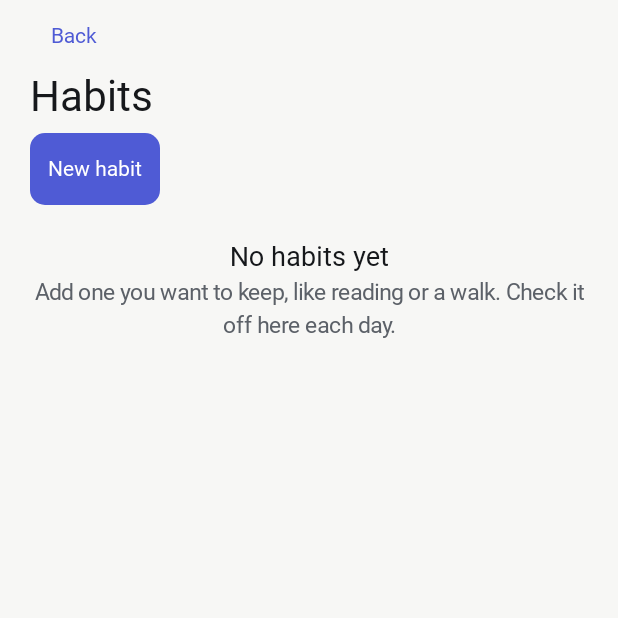
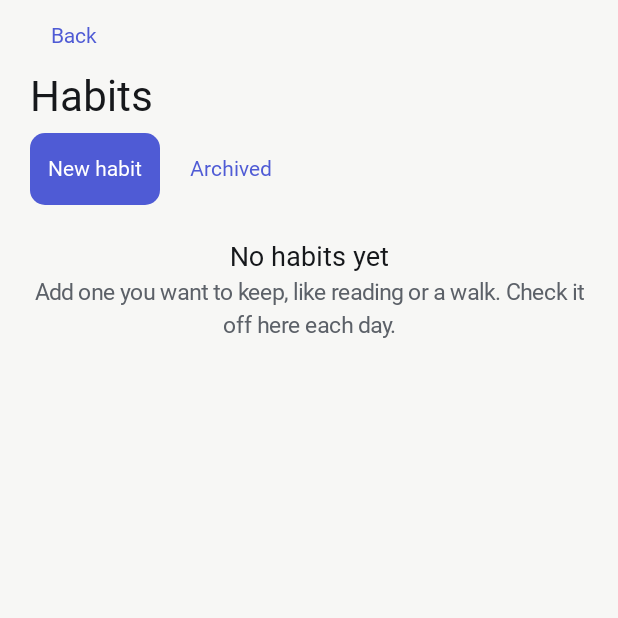
Before and after one commit to thesasan1/app, an Android app built with Jetpack Compose: the HabitsTodayRoute screen opened through its navigation route, on a phone screen of 412 x 824 dp, the top half of it. Run offline under Robolectric (Android 15) with nearby library versions, the phone set to English and light mode, and no system bars; our stand-ins replace Dagger/Hilt's generated code, Room's generated code; Roboto replaces fonts that are not available here.

Commit message:
feat(habits): archived habits shelf (#44)
Co-authored-by: thesasan1 <360538443+thesasan1@users.noreply.github.com>

```diff
--- a/android/feature/habits/src/main/kotlin/com/thesasan1/app/feature/habits/ui/HabitsNavigation.kt
+++ b/android/feature/habits/src/main/kotlin/com/thesasan1/app/feature/habits/ui/HabitsNavigation.kt
@@ -9,8 +9,18 @@ import kotlinx.serialization.Serializable
 @Serializable
 data object HabitsTodayRoute
 
+/** Archived habits, reached from today's list. */
+@Serializable
+data object HabitsArchiveRoute
+
 fun NavController.navigateToHabits() = navigate(HabitsTodayRoute)
 
 fun NavGraphBuilder.habitsScreens(navController: NavController) {
-    composable<HabitsTodayRoute> { HabitsTodayRoute(onBack = { navController.popBackStack() }) }
+    composable<HabitsTodayRoute> {
+        HabitsTodayRoute(
+            onBack = { navController.popBackStack() },
+            onOpenArchive = { navController.navigate(HabitsArchiveRoute) },
+        )
+    }
+    composable<HabitsArchiveRoute> { HabitsArchiveRoute(onBack = { navController.popBackStack() }) }
 }
--- a/android/feature/habits/src/main/kotlin/com/thesasan1/app/feature/habits/ui/HabitsScreen.kt
+++ b/android/feature/habits/src/main/kotlin/com/thesasan1/app/feature/habits/ui/HabitsScreen.kt
@@ -5,6 +5,7 @@ import androidx.compose.foundation.layout.Column
 import androidx.compose.foundation.layout.ExperimentalLayoutApi
 import androidx.compose.foundation.layout.FlowRow
 import androidx.compose.foundation.layout.PaddingValues
+import androidx.compose.foundation.layout.Row
 import androidx.compose.foundation.layout.fillMaxSize
 import androidx.compose.foundation.layout.fillMaxWidth
 import androidx.compose.foundation.layout.padding
@@ -47,13 +48,18 @@ internal data class HabitActions(
 )
 
 @Composable
-internal fun HabitsTodayRoute(onBack: () -> Unit, viewModel: HabitsViewModel = hiltViewModel()) {
+internal fun HabitsTodayRoute(
+    onBack: () -> Unit,
+    onOpenArchive: () -> Unit,
+    viewModel: HabitsViewModel = hiltViewModel(),
+) {
     val uiState by viewModel.uiState.collectAsStateWithLifecycle()
     LifecycleEventEffect(Lifecycle.Event.ON_RESUME) { viewModel.refreshDay() }
     HabitsTodayScreen(
         uiState = uiState,
         actions = HabitActions(viewModel::checkIn, viewModel::undoLast, viewModel::rest, viewModel::archive),
         onNew = viewModel::openNew,
+        onOpenArchive = onOpenArchive,
         onBack = onBack,
     )
     if (uiState.isCreating) {
@@ -79,6 +85,7 @@ internal fun HabitsTodayScreen(
     uiState: HabitsUiState,
     actions: HabitActions,
     onNew: () -> Unit,
+    onOpenArchive: () -> Unit,
     onBack: () -> Unit,
     modifier: Modifier = Modifier,
 ) {
@@ -96,7 +103,19 @@ internal fun HabitsTodayScreen(
                 color = AppTheme.colors.textPrimary,
                 modifier = Modifier.semantics { heading() }.padding(bottom = Spacing.sm),
             )
-            AppButton(text = stringResource(R.string.feature_habits_new), onClick = onNew, size = AppButtonSize.Small)
+            Row(horizontalArrangement = Arrangement.spacedBy(Spacing.sm)) {
+                AppButton(
+                    text = stringResource(R.string.feature_habits_new),
+                    onClick = onNew,
+                    size = AppButtonSize.Small,
+                )
+                AppButton(
+                    text = stringResource(R.string.feature_habits_archived),
+                    onClick = onOpenArchive,
+                    size = AppButtonSize.Small,
+                    variant = AppButtonVariant.Tertiary,
+                )
+            }
             if (uiState.isEmpty) {
                 EmptyState(
                     title = stringResource(R.string.feature_habits_empty_title),
--- a/android/feature/habits/src/main/res/values/strings.xml
+++ b/android/feature/habits/src/main/res/values/strings.xml
@@ -44,4 +44,12 @@
         <item quantity="other">%d-day streak</item>
     </plurals>
     <string name="feature_habits_streak_with_best">%1$s · best %2$d</string>
+    <string name="feature_habits_archived">Archived</string>
+    <string name="feature_habits_archived_title">Archived habits</string>
+    <string name="feature_habits_archived_empty_title">Nothing archived</string>
+    <string name="feature_habits_archived_empty_body">Habits you archive wait here, with their history, until you restore them.</string>
+    <string name="feature_habits_restore">Restore</string>
+    <string name="feature_habits_delete">Delete</string>
+    <string name="feature_habits_delete_title">Delete “%1$s”?</string>
+    <string name="feature_habits_delete_body">It leaves this list and won\'t come back here.</string>
 </resources>
```
Also changed, not shown: android/feature/habits/src/main/kotlin/com/thesasan1/app/feature/habits/ui/HabitsArchiveScreen.kt (added, +133 -0 lines), android/feature/habits/src/main/kotlin/com/thesasan1/app/feature/habits/ui/HabitsArchiveViewModel.kt (added, +68 -0 lines), 5 other files.
